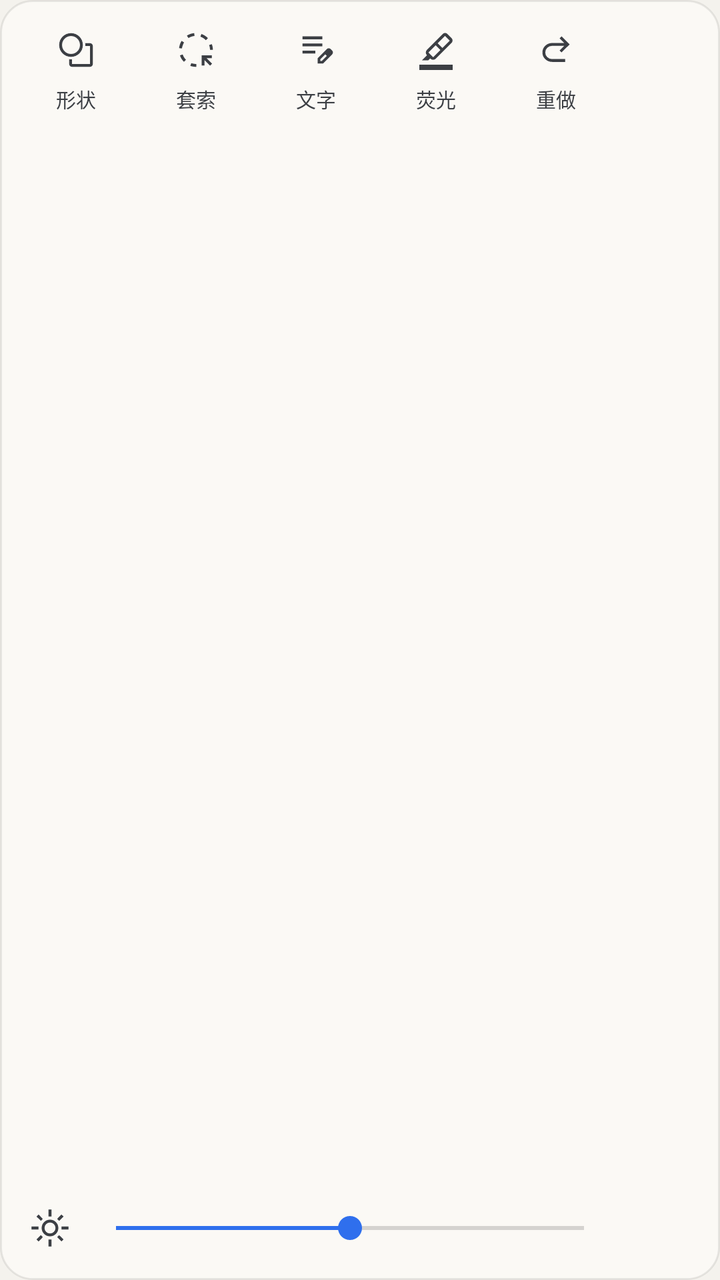
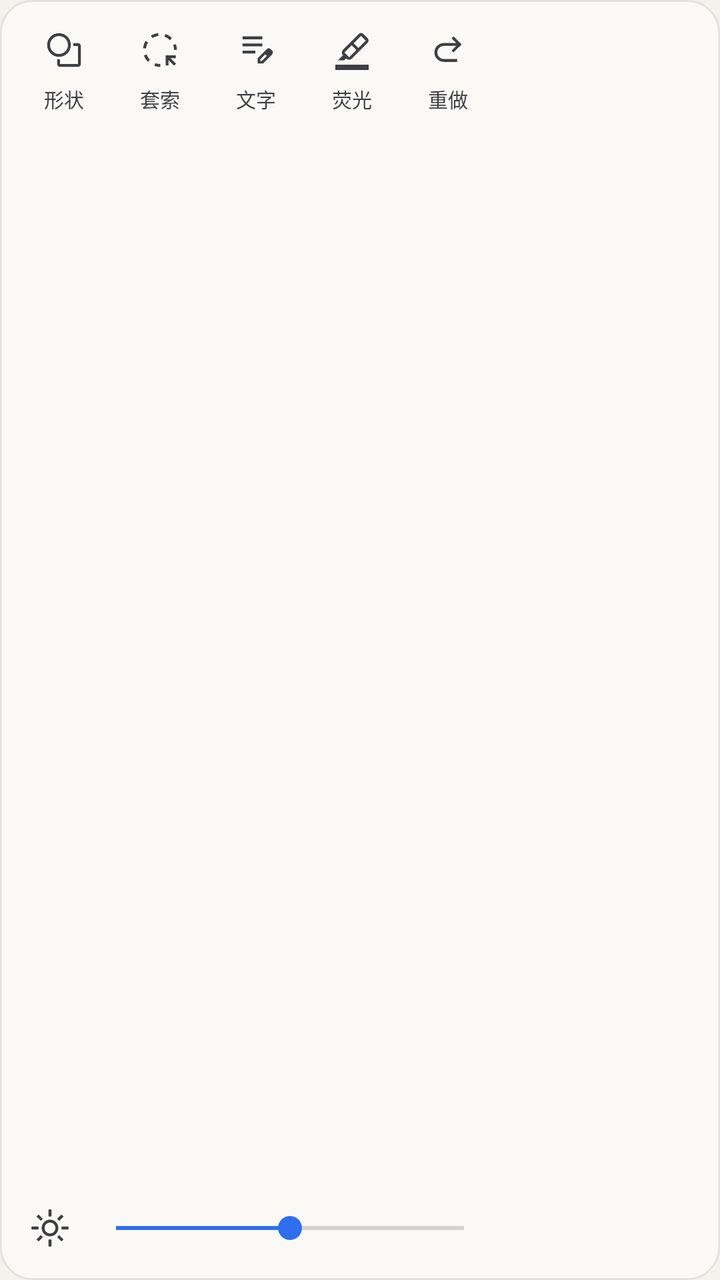

Two renders of the same Android screen: before a commit and after it. Below are the layout's source before the change and the commit's diff.
<!-- AndroidManifest.xml: application theme AppTheme -->
<!-- res/layout/popup_menu.xml -->
<?xml version="1.0" encoding="utf-8"?>
<LinearLayout xmlns:android="http://schemas.android.com/apk/res/android"
    android:id="@+id/menuRoot"
    android:layout_width="wrap_content"
    android:layout_height="340dp"
    android:background="@drawable/popup_bg"
    android:elevation="8dp"
    android:orientation="vertical"
    android:padding="8dp">

    <LinearLayout
        android:id="@+id/menuToolRow"
        android:layout_width="300dp"
        android:layout_height="56dp"
        android:gravity="center_vertical"
        android:orientation="horizontal">

        <LinearLayout
            android:layout_width="0dp"
            android:layout_height="match_parent"
            android:layout_weight="1"
            android:gravity="center_horizontal"
            android:orientation="vertical">

            <ImageButton
                android:id="@+id/menuShape"
                android:layout_width="34dp"
                android:layout_height="34dp"
                style="@style/ShapeTool"
                android:contentDescription="@string/cd_shape"
                android:src="@drawable/ic_shape" />

            <TextView
                android:layout_width="wrap_content"
                android:layout_height="wrap_content"
                android:includeFontPadding="false"
                android:text="@string/mt_shape"
                android:textColor="@color/icon"
                android:textSize="10sp" />

        </LinearLayout>

        <LinearLayout
            android:layout_width="0dp"
            android:layout_height="match_parent"
            android:layout_weight="1"
            android:gravity="center_horizontal"
            android:orientation="vertical">

            <ImageButton
                android:id="@+id/menuLasso"
                android:layout_width="34dp"
                android:layout_height="34dp"
                style="@style/ShapeTool"
                android:contentDescription="@string/cd_lasso"
                android:src="@drawable/ic_lasso" />

            <TextView
                android:layout_width="wrap_content"
                android:layout_height="wrap_content"
                android:includeFontPadding="false"
                android:text="@string/mt_lasso"
                android:textColor="@color/icon"
                android:textSize="10sp" />

        </LinearLayout>

        <LinearLayout
            android:layout_width="0dp"
            android:layout_height="match_parent"
            android:layout_weight="1"
            android:gravity="center_horizontal"
            android:orientation="vertical">

            <ImageButton
                android:id="@+id/menuNote"
                android:layout_width="34dp"
                android:layout_height="34dp"
                style="@style/ShapeTool"
                android:contentDescription="@string/cd_note"
                android:src="@drawable/ic_note" />

            <TextView
                android:layout_width="wrap_content"
                android:layout_height="wrap_content"
                android:includeFontPadding="false"
                android:text="@string/mt_note"
                android:textColor="@color/icon"
                android:textSize="10sp" />

        </LinearLayout>

        <LinearLayout
            android:layout_width="0dp"
            android:layout_height="match_parent"
            android:layout_weight="1"
            android:gravity="center_horizontal"
            android:orientation="vertical">

            <ImageButton
                android:id="@+id/menuHighlight"
                android:layout_width="34dp"
                android:layout_height="34dp"
                style="@style/ShapeTool"
                android:contentDescription="@string/cd_highlighter"
                android:src="@drawable/ic_highlighter" />

            <TextView
                android:layout_width="wrap_content"
                android:layout_height="wrap_content"
                android:includeFontPadding="false"
                android:text="@string/mt_highlighter"
                android:textColor="@color/icon"
                android:textSize="10sp" />

        </LinearLayout>

        <LinearLayout
            android:layout_width="0dp"
            android:layout_height="match_parent"
            android:layout_weight="1"
            android:gravity="center_horizontal"
            android:orientation="vertical">

            <ImageButton
                android:id="@+id/menuRedo"
                android:layout_width="34dp"
                android:layout_height="34dp"
                style="@style/ShapeTool"
                android:contentDescription="@string/cd_redo"
                android:src="@drawable/ic_redo" />

            <TextView
                android:layout_width="wrap_content"
                android:layout_height="wrap_content"
                android:includeFontPadding="false"
                android:text="@string/mt_redo"
                android:textColor="@color/icon"
                android:textSize="10sp" />

        </LinearLayout>

    </LinearLayout>


    <LinearLayout
        android:id="@+id/menuInkWrap"
        android:layout_width="300dp"
        android:layout_height="wrap_content"
        android:contentDescription="@string/cd_menu_ink"
        android:orientation="vertical"
        android:visibility="gone">

        <HorizontalScrollView
            android:layout_width="300dp"
            android:layout_height="40dp"
            android:scrollbars="none">

            <LinearLayout
                android:id="@+id/menuInkRow"
                android:layout_width="wrap_content"
                android:layout_height="40dp"
                android:gravity="center_vertical"
                android:orientation="horizontal" />

        </HorizontalScrollView>


    </LinearLayout>

    <ScrollView
        android:layout_width="300dp"
        android:layout_height="0dp"
        android:layout_weight="1"
        android:scrollbars="none">

        <LinearLayout
            android:id="@+id/menuSections"
            android:layout_width="300dp"
            android:layout_height="wrap_content"
            android:orientation="vertical" />

    </ScrollView>


    <LinearLayout
        android:id="@+id/menuBrightRow"
        android:layout_width="300dp"
        android:layout_height="36dp"
        android:gravity="center_vertical"
        android:orientation="horizontal">

        <ImageButton
            android:id="@+id/btnBrightnessIcon"
            android:layout_width="34dp"
            android:layout_height="34dp"
            style="@style/ShapeTool"
            android:contentDescription="@string/cd_brightness"
            android:src="@drawable/ic_sun" />

        <SeekBar
            android:id="@+id/brightnessBar"
            android:layout_width="0dp"
            android:layout_height="wrap_content"
            android:layout_weight="1"
            android:contentDescription="@string/cd_brightness"
            android:max="100"
            android:progress="50" />

    </LinearLayout>

</LinearLayout>
<!-- resources referenced by this layout -->
<resources>
  <color name="icon">#FF3C3F44</color>
  <!-- drawable ic_redo (drawable) -->
  <?xml version="1.0" encoding="utf-8"?>
  <vector xmlns:android="http://schemas.android.com/apk/res/android"
      android:width="24dp"
      android:height="24dp"
      android:viewportWidth="24"
      android:viewportHeight="24">
      <path android:fillColor="#FF000000"
          android:pathData="M 9.704,19.149 q -2.405,0 -4.129,-1.642 -1.725,-1.642 -1.725,-4.03 0,-2.389 1.725,-4.034 1.725,-1.645 4.129,-1.645 h 7.207 L 14.15,5.038 l 1.194,-1.194 L 20.155,8.65 15.344,13.45 l -1.194,-1.194 2.76,-2.754 H 9.679 q -1.696,0 -2.911,1.145 t -1.215,2.828 q 0,1.683 1.215,2.828 1.215,1.145 2.911,1.145 h 7.792 v 1.703 H 9.704 Z" />
  </vector>
  <!-- drawable popup_bg (drawable) -->
  <?xml version="1.0" encoding="utf-8"?>
  <shape xmlns:android="http://schemas.android.com/apk/res/android"
      android:shape="rectangle">
      <corners android:radius="16dp" />
      <solid android:color="@color/sheet" />
      <stroke android:width="1dp" android:color="#14000000" />
  </shape>
  <string name="cd_brightness">亮度</string>
  <string name="cd_highlighter">荧光笔</string>
  <string name="cd_lasso">套索</string>
  <string name="cd_menu_ink">笔色粗细与笔刷预设</string>
  <string name="cd_note">文字批注（点页面打字，点已有的框改字，拖动移位）</string>
  <string name="cd_redo">重做</string>
  <string name="cd_shape">图形</string>
  <string name="mt_highlighter">荧光</string>
  <string name="mt_lasso">套索</string>
  <string name="mt_note">文字</string>
  <string name="mt_redo">重做</string>
  <string name="mt_shape">形状</string>
  <style name="ShapeTool">
          <item name="android:layout_width">34dp</item>
          <item name="android:layout_height">34dp</item>
          <item name="android:background">@drawable/tool_bg</item>
          <item name="android:scaleType">centerInside</item>
          <item name="android:padding">7dp</item>
          <item name="android:tint">@color/icon</item>
          <item name="android:contentDescription">@string/cd_shape</item>
      </style>
  <style name="AppTheme" parent="Theme.AppCompat.Light.NoActionBar">
          <item name="android:windowNoTitle">true</item>
          <item name="android:windowFullscreen">true</item>
          <item name="android:windowActionBar">false</item>
          <item name="android:windowBackground">@color/paper</item>
          <item name="android:statusBarColor">@android:color/transparent</item>
          <item name="android:navigationBarColor">@android:color/transparent</item>
          <item name="android:windowLightStatusBar">true</item>
          <item name="colorAccent">@color/accent</item>
      </style>
  <color name="sheet">#FFFBF9F5</color>
  <!-- drawable tool_bg (drawable) -->
  <?xml version="1.0" encoding="utf-8"?>
  <selector xmlns:android="http://schemas.android.com/apk/res/android">
      <item android:state_selected="true">
          <shape android:shape="rectangle">
              <corners android:radius="10dp" />
              <solid android:color="#222F6FED" />
          </shape>
      </item>
      <item>
          <shape android:shape="rectangle">
              <corners android:radius="10dp" />
              <solid android:color="@android:color/transparent" />
          </shape>
      </item>
  </selector>
  <color name="paper">#FFF4F2ED</color>
  <color name="accent">#FF2F6FED</color>
  <!-- unchanged entries left out for length: 5 -->
</resources>

<!-- the commit's change to res/layout/popup_menu.xml (unified diff, before → after) -->
@@ -10,7 +10,7 @@
 
     <LinearLayout
         android:id="@+id/menuToolRow"
-        android:layout_width="300dp"
+        android:layout_width="240dp"
         android:layout_height="56dp"
         android:gravity="center_vertical"
         android:orientation="horizontal">
@@ -145,14 +145,14 @@
 
     <LinearLayout
         android:id="@+id/menuInkWrap"
-        android:layout_width="300dp"
+        android:layout_width="240dp"
         android:layout_height="wrap_content"
         android:contentDescription="@string/cd_menu_ink"
         android:orientation="vertical"
         android:visibility="gone">
 
         <HorizontalScrollView
-            android:layout_width="300dp"
+            android:layout_width="240dp"
             android:layout_height="40dp"
             android:scrollbars="none">
 
@@ -161,22 +161,32 @@
                 android:layout_width="wrap_content"
                 android:layout_height="40dp"
                 android:gravity="center_vertical"
-                android:orientation="horizontal" />
+                android:orientation="horizontal"
+                android:paddingStart="4dp" />
 
         </HorizontalScrollView>
 
+        
+        <LinearLayout
+            android:id="@+id/menuInkRow2"
+            android:layout_width="240dp"
+            android:layout_height="30dp"
+            android:gravity="center_vertical"
+            android:orientation="horizontal"
+            android:paddingStart="4dp" />
+
 
     </LinearLayout>
 
     <ScrollView
-        android:layout_width="300dp"
+        android:layout_width="240dp"
         android:layout_height="0dp"
         android:layout_weight="1"
         android:scrollbars="none">
 
         <LinearLayout
             android:id="@+id/menuSections"
-            android:layout_width="300dp"
+            android:layout_width="240dp"
             android:layout_height="wrap_content"
             android:orientation="vertical" />
 
@@ -185,8 +195,9 @@
 
     <LinearLayout
         android:id="@+id/menuBrightRow"
-        android:layout_width="300dp"
+        android:layout_width="240dp"
         android:layout_height="36dp"
+        android:layout_marginTop="6dp"
         android:gravity="center_vertical"
         android:orientation="horizontal">
 
